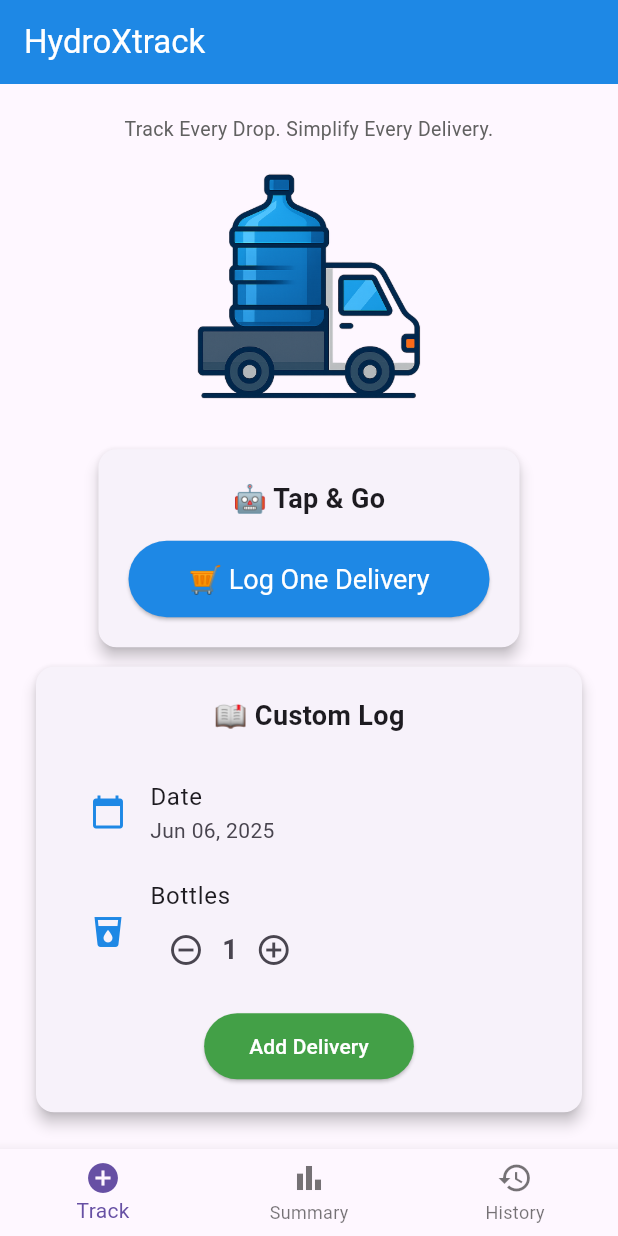
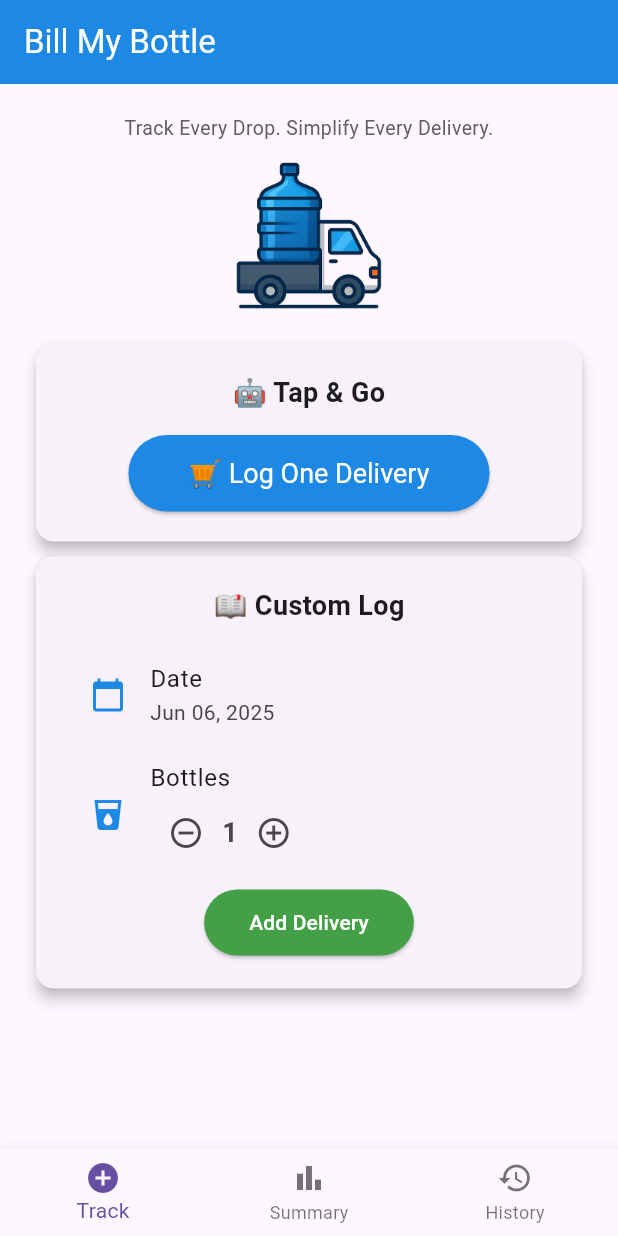
Before and after one commit to sudheerthan/bill-my-bottle, a Flutter app: the screen it shows after launch, on a phone screen of 412 x 824 dp. Run offline on Flutter 3.47's test engine with Material 3 defaults, Android fonts, the phone set to English and light mode, and no system bars; our stand-ins replace shared_preferences, sqflite, table_calendar; accounts and stored records are empty.

Commit message:
Released first version v1.0.0.

```diff
--- a/lib/main.dart
+++ b/lib/main.dart
@@ -215,7 +215,7 @@ class _TrackDeliveryScreenState extends State<TrackDeliveryScreen> {
   Widget build(BuildContext context) {
     return Scaffold(
       appBar: AppBar(
-        title: Text('HydroXtrack'),
+        title: Text('Bill My Bottle'),
         backgroundColor: Colors.blue[600],
         foregroundColor: Colors.white,
       ),
@@ -223,7 +223,8 @@ class _TrackDeliveryScreenState extends State<TrackDeliveryScreen> {
       body: Padding(
         padding: EdgeInsets.all(20),
         child: Column(
-          mainAxisAlignment: MainAxisAlignment.center,
+        //  mainAxisAlignment: MainAxisAlignment.center,
+          crossAxisAlignment: CrossAxisAlignment.stretch,
           children: [
             Text(
             'Track Every Drop. Simplify Every Delivery.',
@@ -233,7 +234,7 @@ class _TrackDeliveryScreenState extends State<TrackDeliveryScreen> {
           // SizedBox(height: 2),
           Image.asset(
             'assets/icons/20l_can.png',
-            height: 200,
+            height: 130,
           ),
 
 
@@ -263,7 +264,7 @@ class _TrackDeliveryScreenState extends State<TrackDeliveryScreen> {
                 ),
               ),
             ),
-            SizedBox(height: 5),
+            SizedBox(height: 2),
             Card(
               elevation: 4,
               child: Padding(
@@ -274,7 +275,7 @@ class _TrackDeliveryScreenState extends State<TrackDeliveryScreen> {
                       '📖 Custom Log',
                       style: TextStyle(fontSize: 18, fontWeight: FontWeight.bold),
                     ),
-                    SizedBox(height: 15),
+                    SizedBox(height: 10),
                     ListTile(
                       leading: Icon(Icons.calendar_today, color: Colors.blue[600]),
                       title: Text('Date'),
@@ -303,7 +304,7 @@ class _TrackDeliveryScreenState extends State<TrackDeliveryScreen> {
                         ],
                       ),
                     ),
-                    SizedBox(height: 8),
+                    SizedBox(height: 4),
                     ElevatedButton(
                       onPressed: () => _addDelivery(context, _selectedDate, _bottleCount),
                       style: ElevatedButton.styleFrom(
@@ -365,7 +366,7 @@ class _MonthlySummaryScreenState extends State<MonthlySummaryScreen> {
   final DatabaseHelper _dbHelper = DatabaseHelper();
   DateTime _selectedMonth = DateTime.now();
   List<Delivery> _monthlyDeliveries = [];
-  double _ratePerBottle = 20.0;
+  double _ratePerBottle = 60.0;
   bool _isLoading = true;
 
   @override
@@ -645,15 +646,14 @@ class _DeliveryHistoryScreenState extends State<DeliveryHistoryScreen> {
         return Card(
           margin: EdgeInsets.symmetric(horizontal: 16, vertical: 4),
           child: ListTile(
-            leading: CircleAvatar(
-              backgroundColor: delivery.isPaid ? Colors.green : Colors.orange,
-              child: Text(
-                '${delivery.bottles}',
-                style: TextStyle(color: Colors.white, fontWeight: FontWeight.bold),
-              ),
-            ),
+            leading:  Image.asset(
+                    'assets/icons/20l_bottle.png',
+                    width: 48,
+                    height: 48,
+                    fit: BoxFit.contain,
+                  ),
             title: Text(DateFormat('MMM dd, yyyy').format(delivery.date)),
-            subtitle: Text('${delivery.bottles} bottle(s)'),
+            //subtitle: Text('${delivery.bottles} bottle(s)'),
             trailing: Row(
               mainAxisSize: MainAxisSize.min,
               children: [
@@ -690,6 +690,10 @@ class _DeliveryHistoryScreenState extends State<DeliveryHistoryScreen> {
       firstDay: DateTime.utc(2020, 1, 1),
       lastDay: DateTime.utc(2030, 12, 31),
       focusedDay: DateTime.now(),
+      calendarFormat: CalendarFormat.month,
+      availableCalendarFormats: const {
+    CalendarFormat.month: 'Month',
+  },
       eventLoader: (day) {
         return _deliveries.where((delivery) {
           return isSameDay(delivery.date, day);
--- a/pubspec.yaml
+++ b/pubspec.yaml
@@ -29,8 +29,9 @@ flutter:
   uses-material-design: true
   assets:
     - assets/icons/20l_can.png
+    - assets/icons/20l_bottle.png
 
 flutter_launcher_icons:
   android: true
   ios: true
-  image_path: "assets/icon.png" # <-- path to your app icon
+  image_path: "assets/icon.png"
```
Also changed, not shown: assets/icons/20l_bottle.png (added), pubspec.lock, 29 other files.
